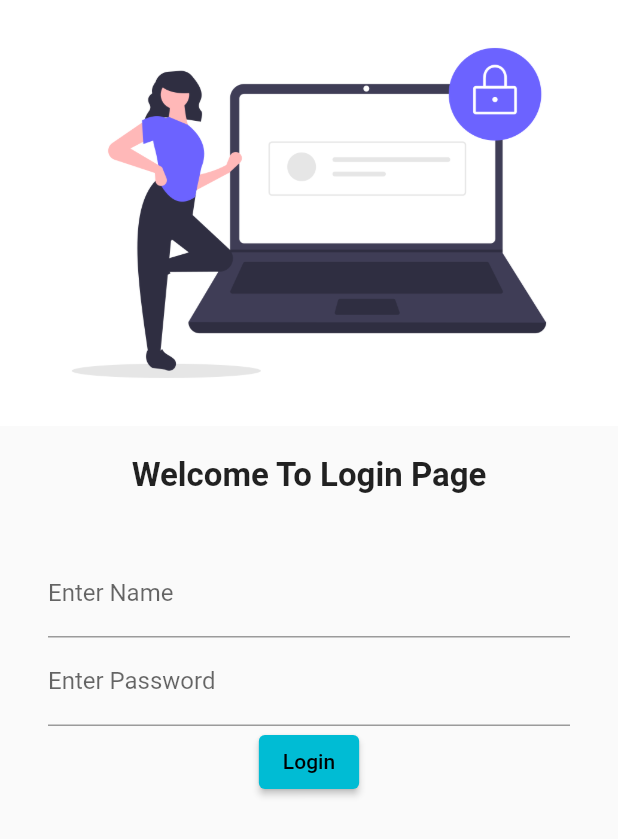
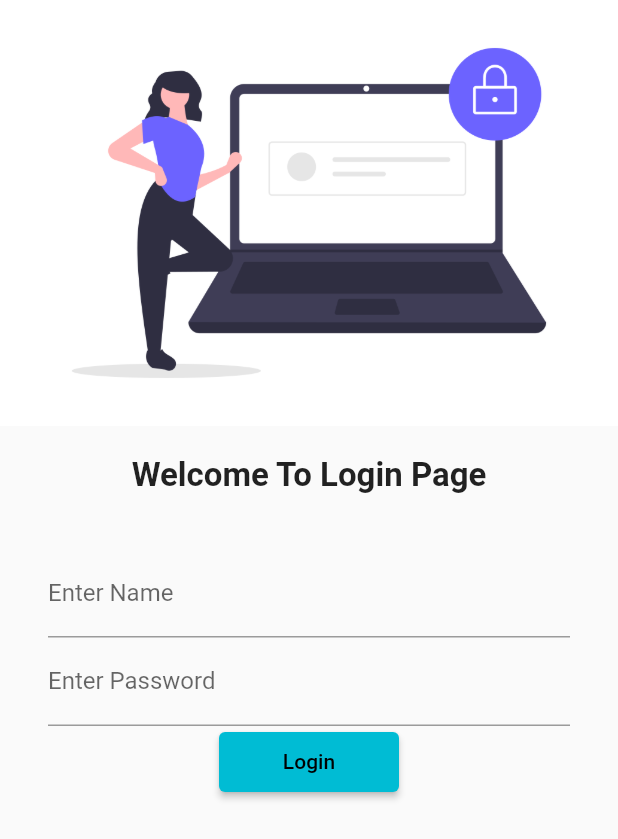
Before and after one commit to ShubhamP08/Firstapp, a Flutter app: the screen it shows after launch, on a phone screen of 412 x 824 dp. Shown: the top 839 px of the screen. Run offline on Flutter 3.47's test engine with Material 2 defaults, Android fonts, the phone set to English and light mode, and no system bars; our stand-ins replace google_fonts.

```diff
--- /dev/null
+++ b/lib/Utils/routes.dart
@@ -0,0 +1,4 @@
+class Myroutes {
+  static String LoginRoute = "loginpage";
+  static String HomeRoute = "homepage()";
+}
--- a/lib/main.dart
+++ b/lib/main.dart
@@ -1,4 +1,4 @@
-import 'package:first/screens/2ndLogin_page.dart';
+import 'package:first/Utils/routes.dart';
 import 'package:first/screens/home_page.dart';
 import 'package:first/screens/login_page.dart';
 import 'package:flutter/material.dart';
@@ -20,9 +20,9 @@ class MyApp extends StatelessWidget {
           primaryTextTheme: GoogleFonts.latoTextTheme()),
       darkTheme: ThemeData(brightness: Brightness.dark),
       routes: {
-        // "/": (context) => loginpage(),
         "/": (context) => loginpage(),
-        //  "/": (context) => Loginp(),
+        Myroutes.LoginRoute: (context) => loginpage(),
+        Myroutes.HomeRoute: (context) => homepage(),
       },
     );
   }
--- a/lib/screens/login_page.dart
+++ b/lib/screens/login_page.dart
@@ -1,3 +1,4 @@
+import 'package:first/Utils/routes.dart';
 import 'package:flutter/material.dart';
 
 class loginpage extends StatelessWidget {
@@ -36,10 +37,12 @@ class loginpage extends StatelessWidget {
                     hintText: "Enter Password", labelText: "Enter Password"),
               ),
               ElevatedButton(
-                  onPressed: () {
-                    print("Verified");
-                  },
-                  child: Text("Login"))
+                onPressed: () {
+                  Navigator.pushNamed(context, Myroutes.HomeRoute);
+                },
+                child: Text("Login"),
+                style: TextButton.styleFrom(minimumSize: Size(120, 40)),
+              )
             ],
           ),
         )
```
Also changed, not shown: lib/screens/2ndLogin_page.dart (deleted, +0 -12 lines).
